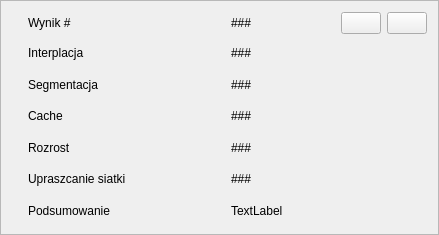
The window that src/SokarUi/SegmentationResultWidget.ui (jedrzejowski/sokar-app) describes before a commit, drawn with Qt 5.
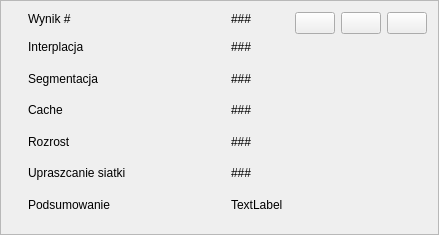
The same window after the commit. Icons and pictures are not drawn.

Patch:
```diff
--- a/src/SokarUi/SegmentationResultWidget.ui
+++ b/src/SokarUi/SegmentationResultWidget.ui
@@ -25,6 +25,9 @@
      <property name="text">
       <string>Interplacja</string>
      </property>
+     <property name="alignment">
+      <set>Qt::AlignLeading|Qt::AlignLeft|Qt::AlignTop</set>
+     </property>
     </widget>
    </item>
    <item row="5" column="2">
@@ -32,6 +35,9 @@
      <property name="text">
       <string>###</string>
      </property>
+     <property name="alignment">
+      <set>Qt::AlignLeading|Qt::AlignLeft|Qt::AlignTop</set>
+     </property>
     </widget>
    </item>
    <item row="0" column="1">
@@ -39,6 +45,9 @@
      <property name="text">
       <string>Wynik #</string>
      </property>
+     <property name="alignment">
+      <set>Qt::AlignLeading|Qt::AlignLeft|Qt::AlignTop</set>
+     </property>
     </widget>
    </item>
    <item row="4" column="2">
@@ -46,6 +55,9 @@
      <property name="text">
       <string>###</string>
      </property>
+     <property name="alignment">
+      <set>Qt::AlignLeading|Qt::AlignLeft|Qt::AlignTop</set>
+     </property>
     </widget>
    </item>
    <item row="2" column="1">
@@ -53,6 +65,9 @@
      <property name="text">
       <string>Segmentacja</string>
      </property>
+     <property name="alignment">
+      <set>Qt::AlignLeading|Qt::AlignLeft|Qt::AlignTop</set>
+     </property>
     </widget>
    </item>
    <item row="6" column="2">
@@ -60,6 +75,9 @@
      <property name="text">
       <string>TextLabel</string>
      </property>
+     <property name="alignment">
+      <set>Qt::AlignLeading|Qt::AlignLeft|Qt::AlignTop</set>
+     </property>
     </widget>
    </item>
    <item row="1" column="2">
@@ -67,6 +85,9 @@
      <property name="text">
       <string>###</string>
      </property>
+     <property name="alignment">
+      <set>Qt::AlignLeading|Qt::AlignLeft|Qt::AlignTop</set>
+     </property>
     </widget>
    </item>
    <item row="4" column="1">
@@ -74,6 +95,9 @@
      <property name="text">
       <string>Rozrost</string>
      </property>
+     <property name="alignment">
+      <set>Qt::AlignLeading|Qt::AlignLeft|Qt::AlignTop</set>
+     </property>
     </widget>
    </item>
    <item row="3" column="1">
@@ -81,6 +105,9 @@
      <property name="text">
       <string>Cache</string>
      </property>
+     <property name="alignment">
+      <set>Qt::AlignLeading|Qt::AlignLeft|Qt::AlignTop</set>
+     </property>
     </widget>
    </item>
    <item row="0" column="2">
@@ -90,6 +117,9 @@
        <property name="text">
         <string>###</string>
        </property>
+       <property name="alignment">
+        <set>Qt::AlignLeading|Qt::AlignLeft|Qt::AlignTop</set>
+       </property>
       </widget>
      </item>
      <item>
@@ -105,6 +135,19 @@
        </property>
       </spacer>
      </item>
+     <item>
+      <widget class="QPushButton" name="hideButton">
+       <property name="text">
+        <string notr="true"/>
+       </property>
+       <property name="icon">
+        <iconset theme="image-red-eye-symbolic"/>
+       </property>
+       <property name="checkable">
+        <bool>true</bool>
+       </property>
+      </widget>
+     </item>
      <item>
       <widget class="QPushButton" name="saveButton">
        <property name="text">
@@ -134,6 +177,9 @@
      <property name="text">
       <string>###</string>
      </property>
+     <property name="alignment">
+      <set>Qt::AlignLeading|Qt::AlignLeft|Qt::AlignTop</set>
+     </property>
     </widget>
    </item>
    <item row="3" column="2">
@@ -141,6 +187,9 @@
      <property name="text">
       <string>###</string>
      </property>
+     <property name="alignment">
+      <set>Qt::AlignLeading|Qt::AlignLeft|Qt::AlignTop</set>
+     </property>
     </widget>
    </item>
    <item row="5" column="1">
@@ -148,6 +197,9 @@
      <property name="text">
       <string>Upraszcanie siatki</string>
      </property>
+     <property name="alignment">
+      <set>Qt::AlignLeading|Qt::AlignLeft|Qt::AlignTop</set>
+     </property>
     </widget>
    </item>
    <item row="6" column="1">
@@ -155,6 +207,9 @@
      <property name="text">
       <string>Podsumowanie</string>
      </property>
+     <property name="alignment">
+      <set>Qt::AlignLeading|Qt::AlignLeft|Qt::AlignTop</set>
+     </property>
     </widget>
    </item>
    <item row="0" column="0" rowspan="7">
```
